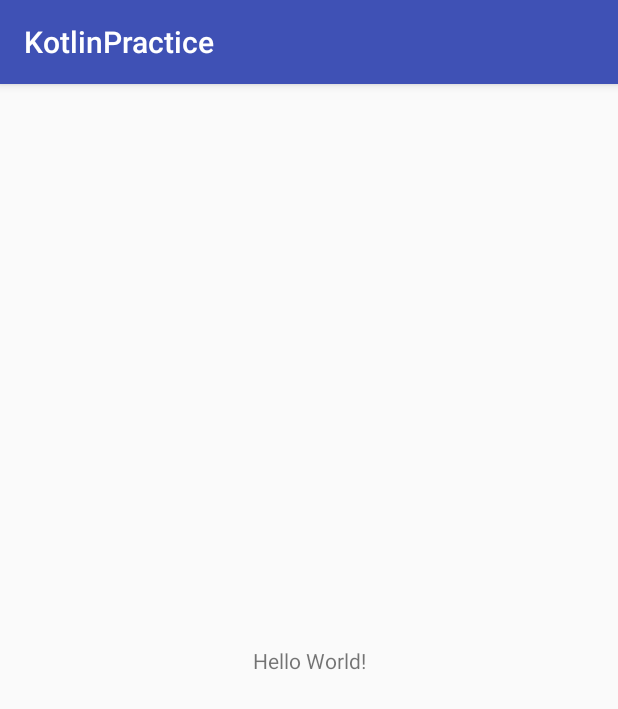
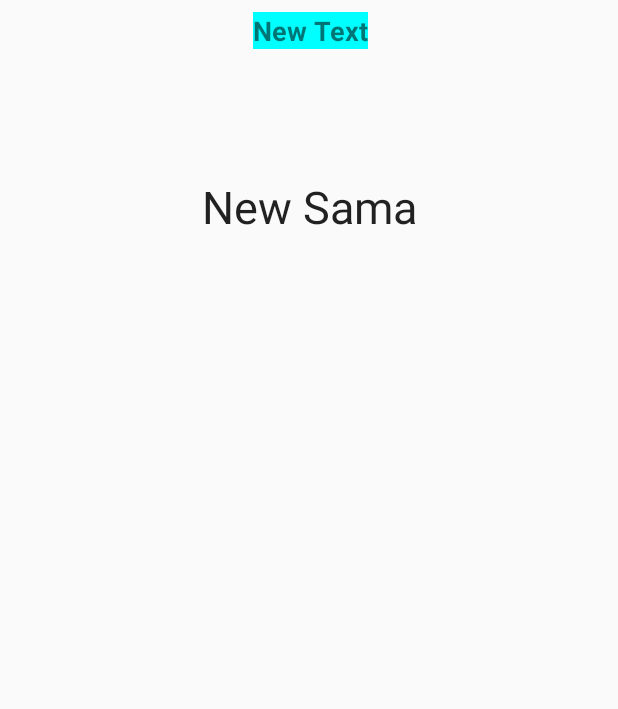
Before and after one commit to SamaSamrin/KotlinPractice, an Android app: the screen it shows after launch (MainActivity), on a phone screen of 412 x 824 dp. Shown: the top 709 px of the screen. Run offline under Robolectric (Android 15) with nearby library versions, the phone set to English and light mode, and no system bars.

Commit message:
added textView

```diff
--- a/app/build.gradle
+++ b/app/build.gradle
@@ -1,5 +1,6 @@
 apply plugin: 'com.android.application'
 apply plugin: 'kotlin-android'
+apply plugin: 'kotlin-android-extensions'
 
 android {
     compileSdkVersion 25
--- a/app/src/main/java/com/example/user/kotlinpractice/MainActivity.kt
+++ b/app/src/main/java/com/example/user/kotlinpractice/MainActivity.kt
@@ -1,13 +1,23 @@
 package com.example.user.kotlinpractice
 
-import android.support.v7.app.AppCompatActivity
+import android.app.Activity
+import android.graphics.Color
 import android.os.Bundle
+import kotlinx.android.synthetic.main.activity_main.*
+//import below stuffs for layouts/xml
+import kotlinx.android.synthetic.main.activity_main.*
+import kotlinx.android.synthetic.main.activity_main.view.*
 
-
-class MainActivity : AppCompatActivity() {
+class MainActivity : Activity() {
 
     override fun onCreate(savedInstanceState: Bundle?) {
         super.onCreate(savedInstanceState)
         setContentView(R.layout.activity_main)
+        tv1.setText("New Text")
+        tv2.setText("New Sama")
+        val color = Color.CYAN;
+        tv1.setBackgroundColor(color)
     }
+
+
 }
--- a/app/src/main/res/layout/activity_main.xml
+++ b/app/src/main/res/layout/activity_main.xml
@@ -8,12 +8,35 @@
     tools:context="com.example.user.kotlinpractice.MainActivity">
 
     <TextView
+        android:id="@+id/tv1"
         android:layout_width="wrap_content"
         android:layout_height="wrap_content"
+        android:layout_marginLeft="8dp"
+        android:layout_marginRight="8dp"
+        android:layout_marginTop="8dp"
         android:text="Hello World!"
+        android:textSize="18sp"
+        android:textStyle="bold"
+        app:layout_constraintLeft_toLeftOf="parent"
+        app:layout_constraintRight_toRightOf="parent"
+        app:layout_constraintTop_toTopOf="parent"
+        app:layout_constraintHorizontal_bias="0.503" />
+
+    <TextView
+        android:id="@+id/tv2"
+        android:layout_width="wrap_content"
+        android:layout_height="wrap_content"
+        android:layout_marginBottom="7dp"
+        android:layout_marginLeft="8dp"
+        android:layout_marginRight="8dp"
+        android:layout_marginTop="8dp"
+        android:text="Hello Sama"
+        android:textAppearance="@android:style/TextAppearance.Material.Body1"
+        android:textSize="30sp"
         app:layout_constraintBottom_toBottomOf="parent"
         app:layout_constraintLeft_toLeftOf="parent"
         app:layout_constraintRight_toRightOf="parent"
-        app:layout_constraintTop_toTopOf="parent" />
+        app:layout_constraintTop_toBottomOf="@+id/tv1"
+        app:layout_constraintVertical_bias="0.104" />
 
 </android.support.constraint.ConstraintLayout>
--- a/build.gradle
+++ b/build.gradle
@@ -1,7 +1,7 @@
 // Top-level build file where you can add configuration options common to all sub-projects/modules.
 
 buildscript {
-    ext.kotlin_version = '1.1.2-4'
+    ext.kotlin_version = '1.1.2-3'
     repositories {
         jcenter()
     }
```
